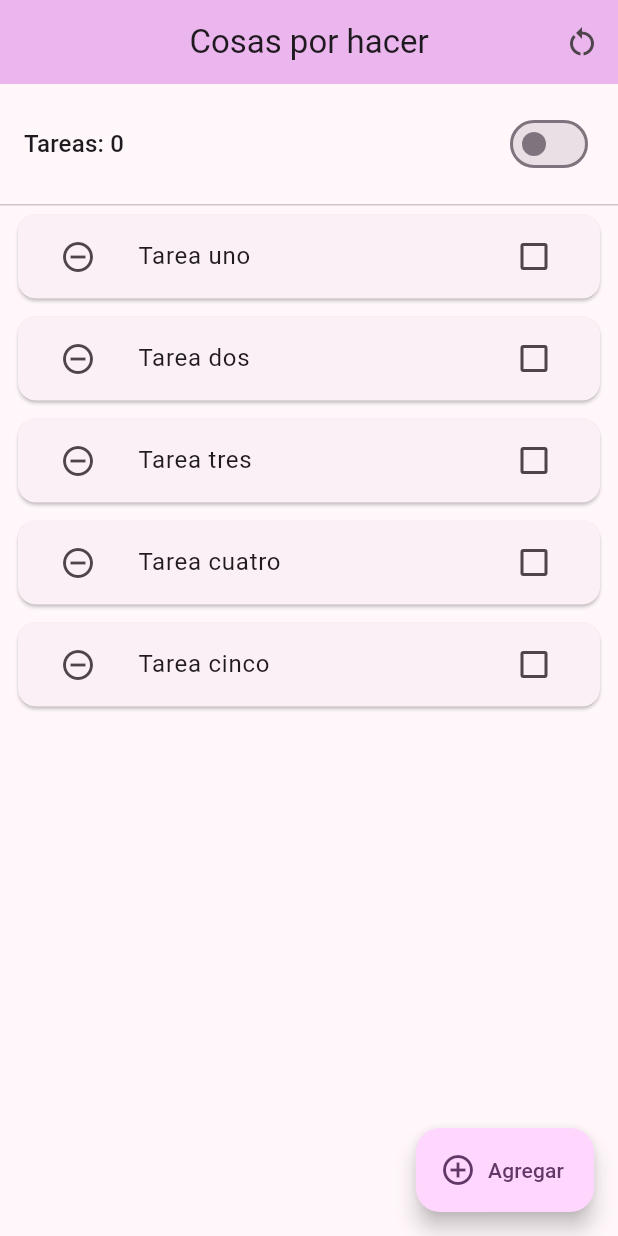
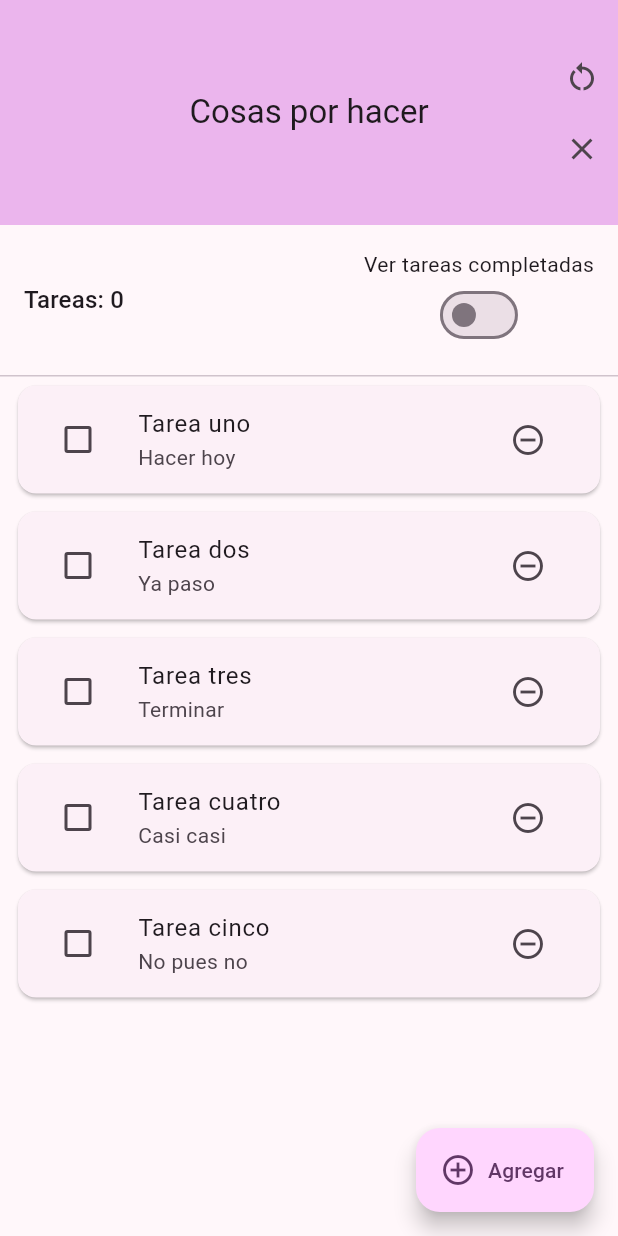
Before and after one commit to AmauriGC/Gonzaga_Casta-eda_Cristian_Amauri_TableroTareas, a Flutter app: the screen it shows after launch, on a phone screen of 412 x 824 dp. Run offline on Flutter 3.47's test engine with Material 3 defaults, Android fonts, the phone set to English and light mode, and no system bars; missing offline and left inert: dart:ffi.

Commit message:
feat(Descripción): Descripción de las tareas

```diff
--- a/lib/main.dart
+++ b/lib/main.dart
@@ -17,15 +17,16 @@ class MyApp extends StatelessWidget {
       theme: ThemeData(
         colorScheme: .fromSeed(seedColor: Colors.purpleAccent),
       ),
-      home: const TableroTareasPage(title: 'Cosas por hacer'),
+      home: const TableroTareasPage(title: 'Cosas por hacer', description: "Hola que hace",),
     );
   }
 }
 
 class TableroTareasPage extends StatefulWidget {
-  const TableroTareasPage({super.key, required this.title});
 
   final String title;
+  final String description;
+  const TableroTareasPage({super.key, required this.title, required this.description});
 
   @override
   State<TableroTareasPage> createState() => _TableroTareasPageState();
@@ -33,26 +34,29 @@ class TableroTareasPage extends StatefulWidget {
 
 class Tarea {
   String nombre;
+  String descripcion;
   bool estatus;
 
-  Tarea({required this.nombre, this.estatus = false});
+  Tarea({required this.nombre, required this.descripcion, this.estatus = false});
 }
 
 class _TableroTareasPageState extends State<TableroTareasPage> {
-  final List<Tarea> _tareas = [
-    Tarea(nombre: "Tarea uno"),
-    Tarea(nombre: "Tarea dos"),
-    Tarea(nombre: "Tarea tres"),
-    Tarea(nombre: "Tarea cuatro"),
-    Tarea(nombre: "Tarea cinco"),
+  final List<Tarea> _tareasOriginales = [
+    Tarea(nombre: "Tarea uno", descripcion: "Hacer hoy"),
+    Tarea(nombre: "Tarea dos", descripcion: "Ya paso"),
+    Tarea(nombre: "Tarea tres", descripcion: "Terminar"),
+    Tarea(nombre: "Tarea cuatro", descripcion: "Casi casi"),
+    Tarea(nombre: "Tarea cinco", descripcion: "No pues no"),
   ];
 
-  int _tareasCompletas = 0;
+  late List<Tarea> _tareas = _tareasOriginales;
+
+  late int _tareasCompletas = _tareas.where((t) => t.estatus).length;
   bool _soloCompletadas = false;
 
   void _agregarTarea() {
     setState(() {
-      _tareas.add(Tarea(nombre: "Tarea ${_tareas.length + 1}"));
+      _tareas.add(Tarea(nombre: "Tarea ${_tareas.length + 1}", descripcion: "Descripción"));
     });
   }
 
@@ -65,14 +69,14 @@ class _TableroTareasPageState extends State<TableroTareasPage> {
   void _marcarComoCompletada(int index) {
     setState(() {
       _tareas[index].estatus = true;
-      _tareasCompletas = _tareas.where((t) => t.estatus).length;
+      _tareasCompletas;
     });
   }
 
   void _desmarcarTarea(int index){
     setState(() {
       _tareas[index].estatus = false;
-      _tareasCompletas = _tareas.where((t) => t.estatus).length;
+      _tareasCompletas;
     });
   }
 
@@ -81,7 +85,13 @@ class _TableroTareasPageState extends State<TableroTareasPage> {
       for (var i = 0; i < _tareas.length; i++){
         _tareas[i].estatus = false;
       }
-      _tareasCompletas = _tareas.where((t) => t.estatus).length;
+      _tareasCompletas;
+    });
+  }
+
+  void _restablecerTareasOriginales() {
+    setState(() {
+      _tareas = _tareasOriginales;
     });
   }
 
@@ -91,16 +101,31 @@ class _TableroTareasPageState extends State<TableroTareasPage> {
         ? _tareas.where((t) => t.estatus).toList()
         : _tareas;
 
+    final textoTareas = _soloCompletadas
+        ? "Ver todas las tareas" : "Ver tareas completadas";
+
     return Scaffold(
       appBar: AppBar(
         backgroundColor: Theme.of(context).colorScheme.inversePrimary,
         title: Text(widget.title),
         centerTitle: true,
+        toolbarHeight: 150,
         actions: [
+              Column(
+                spacing: 0,
+                mainAxisSize: MainAxisSize.min,
+                children: [
                   IconButton(
                     tooltip: "Marcar todas las tareas como no completadas",
                     onPressed: _desmarcarTodas,
                     icon: const Icon(Icons.restart_alt),
+                  ),
+                  IconButton(
+                    tooltip: "Restablecer",
+                    onPressed: _restablecerTareasOriginales,
+                    icon: const Icon(Icons.clear),
+                  ),
+                ],
               )
         ],
       ),
@@ -116,6 +141,11 @@ class _TableroTareasPageState extends State<TableroTareasPage> {
                         style: Theme.of(context).textTheme.titleMedium,
                       ),
                 ),
+                Column(
+                  children: [
+                    Text(
+                      textoTareas
+                    ),
                     Switch(
                       value: _soloCompletadas,
                       onChanged: (value) {
@@ -124,6 +154,8 @@ class _TableroTareasPageState extends State<TableroTareasPage> {
                         });
                       },
                     ),
+                  ],
+                )
               ],
             ),
           ),
@@ -136,15 +168,17 @@ class _TableroTareasPageState extends State<TableroTareasPage> {
                 final indexReal = _tareas.indexOf(tarea);
                 return Card(
                   margin: const EdgeInsets.symmetric(horizontal: 12, vertical: 6),
-                  child: CheckboxListTile(
+                  child: ListTile(
+                    leading: Checkbox(
                       value: tarea.estatus,
                       onChanged: (value) {
-                      if (value == true) {
+                        if (!tarea.estatus) {
                           _marcarComoCompletada(indexReal);
                         } else {
                           _desmarcarTarea(indexReal);
                         }
                       },
+                    ),
                     title: Text(
                           tarea.nombre,
                           style: TextStyle(
@@ -153,7 +187,15 @@ class _TableroTareasPageState extends State<TableroTareasPage> {
                                 : TextDecoration.none,
                           ),
                     ),
-                    secondary: IconButton(
+                    subtitle: Text(
+                      tarea.descripcion,
+                      style: TextStyle(
+                        decoration: tarea.estatus
+                            ? TextDecoration.lineThrough
+                            : TextDecoration.none,
+                      ),
+                    ),
+                    trailing: IconButton(
                       tooltip: "Eliminar",
                       onPressed: () => _eliminarTarea(indexReal),
                       icon: const Icon(Icons.remove_circle_outline),
@@ -168,7 +210,7 @@ class _TableroTareasPageState extends State<TableroTareasPage> {
       floatingActionButton: FloatingActionButton.extended(
         onPressed: _agregarTarea,
         icon: const Icon(Icons.add_circle_outline),
-        label: const Text("Agregar"),
+        label: Text("Agregar"),
       ),
     );
   }
```
Lines whose indentation alone changed are shown as unchanged.
